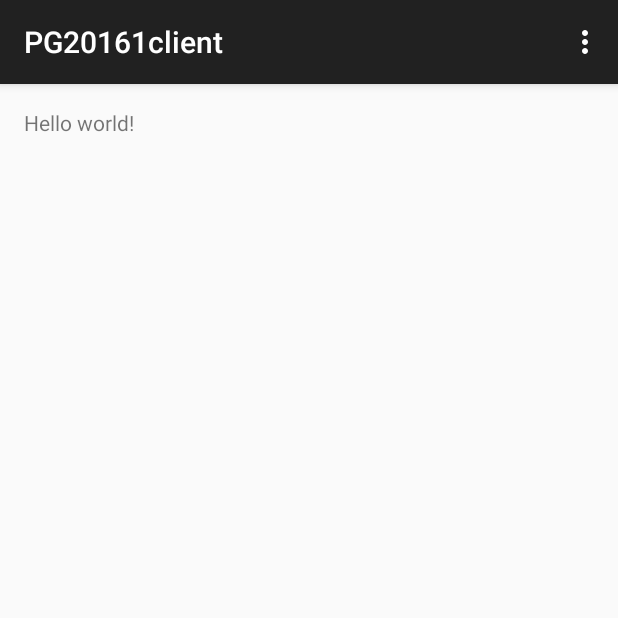
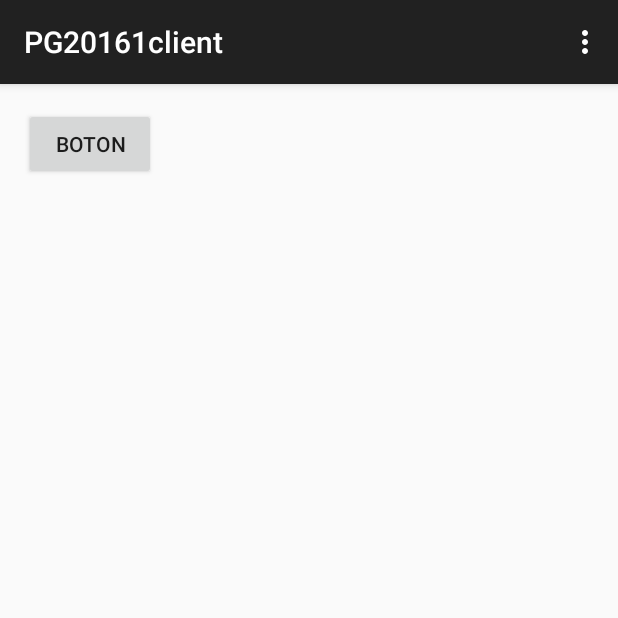
Before and after one commit to jfmolano/PG_client_201610, an Android app: the screen it shows after launch (MainActivity), on a phone screen of 412 x 824 dp, the top half of it. Run offline under Robolectric (Android 15) with nearby library versions, the phone set to English and light mode, and no system bars.

```diff
--- a/app/src/main/AndroidManifest.xml
+++ b/app/src/main/AndroidManifest.xml
@@ -1,7 +1,8 @@
 <?xml version="1.0" encoding="utf-8"?>
 <manifest xmlns:android="http://schemas.android.com/apk/res/android"
     package="com.uniandes.jfm.pg20161client" >
-
+    <uses-permission android:name="android.permission.INTERNET"/>
+    <uses-permission android:name="android.permission.ACCESS_NETWORK_STATE" />
     <application
         android:allowBackup="true"
         android:icon="@mipmap/ic_launcher"
--- a/app/src/main/res/layout/activity_main.xml
+++ b/app/src/main/res/layout/activity_main.xml
@@ -5,7 +5,10 @@
     android:paddingTop="@dimen/activity_vertical_margin"
     android:paddingBottom="@dimen/activity_vertical_margin" tools:context=".MainActivity">
 
-    <TextView android:text="@string/hello_world" android:layout_width="wrap_content"
-        android:layout_height="wrap_content" />
+    <Button
+        android:layout_height="wrap_content"
+        android:layout_width="wrap_content"
+        android:text="Boton"
+        android:onClick="llamar" />
 
 </RelativeLayout>
```
Also changed, not shown: app/src/main/java/com/uniandes/jfm/pg20161client/MainActivity.java (+16 -2 lines), 1 other file.
